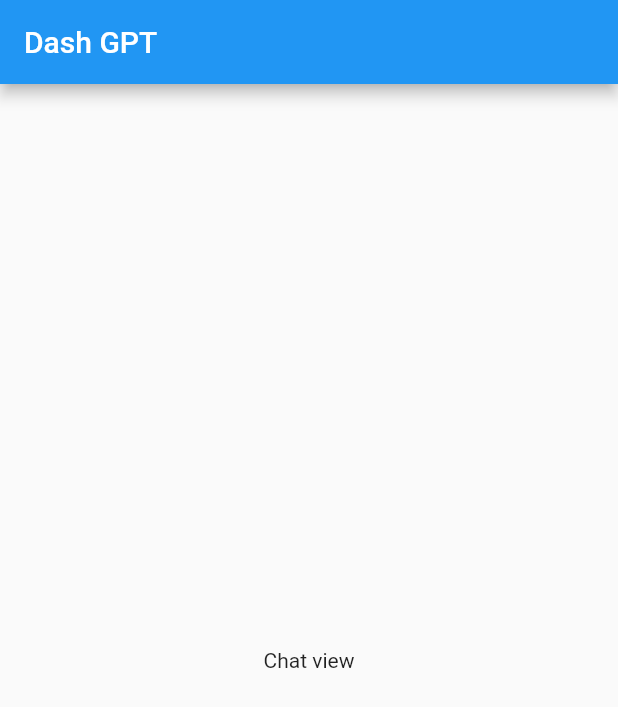
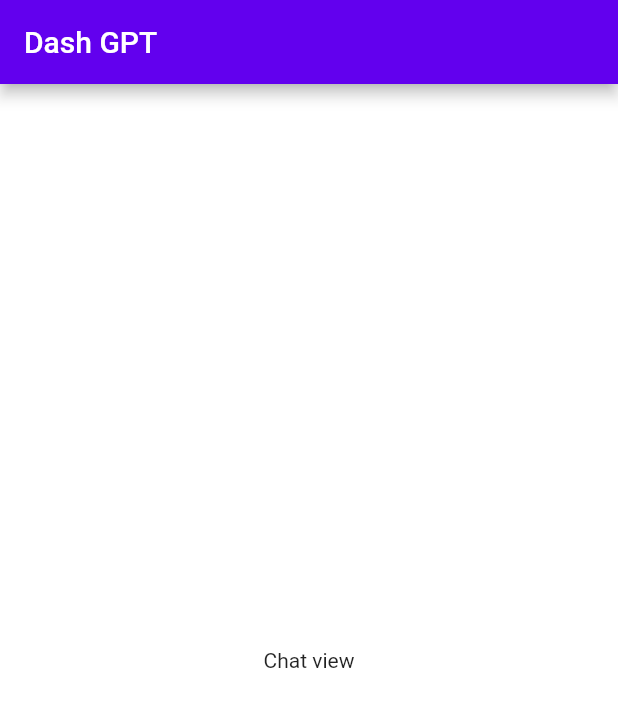
Before and after one commit to paopp2/dash_gpt, a Flutter app: the screen it shows after launch, on a phone screen of 412 x 824 dp. Shown: the top 707 px of the screen. Run offline on Flutter 3.47's test engine with Material 2 defaults, Android fonts, the phone set to English and light mode, and no system bars; our stand-ins replace bloc.

Commit message:
Use ThemeData.from

```diff
--- a/lib/theme/theme.dart
+++ b/lib/theme/theme.dart
@@ -1,11 +1,15 @@
 import 'package:flutter/material.dart';
 
 class AppTheme {
-  static ThemeData get light {
-    return ThemeData.light();
+  static get light {
+    return ThemeData.from(
+      colorScheme: const ColorScheme.light(),
+    );
   }
 
-  static ThemeData get dark {
-    return ThemeData.dark();
+  static get dark {
+    return ThemeData.from(
+      colorScheme: const ColorScheme.dark(),
+    );
   }
 }
```
